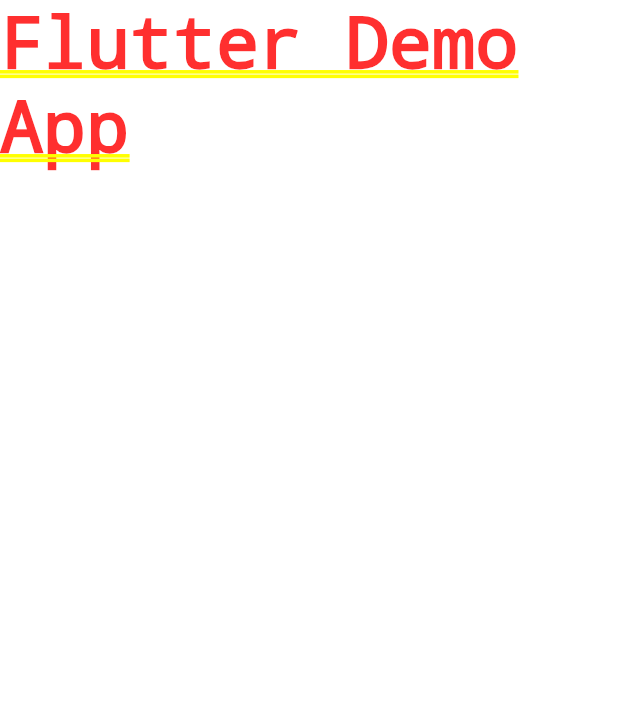
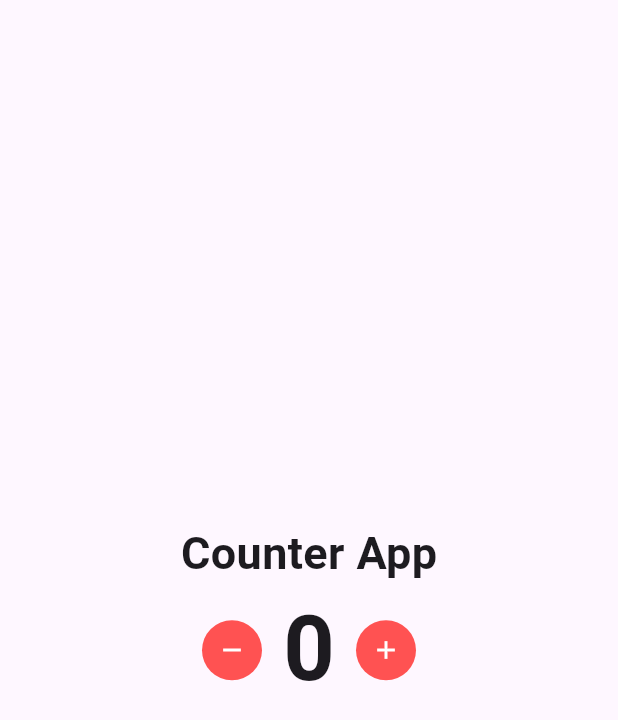
Before and after one commit to iradukunda12/Counter_app, a Flutter app: the screen it shows after launch, on a phone screen of 412 x 824 dp. Shown: the top 720 px of the screen. Run offline on Flutter 3.47's test engine with Material 3 defaults, Android fonts, the phone set to English and light mode, and no system bars; our stand-ins replace flutter_bloc.

Commit message:
feat:implemennted the counter app state change using bloc make the counter app finished

```diff
--- /dev/null
+++ b/lib/counter/cubit/counter_cubit.dart
@@ -0,0 +1,16 @@
+import 'package:flutter_bloc/flutter_bloc.dart';
+
+class CounterCubit extends Cubit<int> {
+  CounterCubit(super.initialState);
+
+  void increment() {
+    emit(state + 1);
+  }
+
+  void decrement() {
+    if (state == 0) {
+      return;
+    }
+    emit(state - 1);
+  }
+}
--- /dev/null
+++ b/lib/counter/cubit/counter_page.dart
@@ -0,0 +1,16 @@
+import 'package:counter_app/counter/cubit/counter_cubit.dart';
+import 'package:counter_app/counter/home.dart';
+import 'package:flutter/material.dart';
+import 'package:flutter_bloc/flutter_bloc.dart';
+
+class CounterPage extends StatelessWidget {
+  const CounterPage({super.key});
+
+  @override
+  Widget build(BuildContext context) {
+    return BlocProvider(
+      create: (context) => CounterCubit(0),
+      child: HomeCounter(),
+    );
+  }
+}
--- /dev/null
+++ b/lib/counter/home.dart
@@ -0,0 +1,75 @@
+import 'package:counter_app/counter/cubit/counter_cubit.dart';
+import 'package:flutter/material.dart';
+import 'package:flutter_bloc/flutter_bloc.dart';
+
+class HomeCounter extends StatefulWidget {
+  const HomeCounter({super.key});
+
+  @override
+  State<HomeCounter> createState() => _HomeCounterState();
+}
+
+class _HomeCounterState extends State<HomeCounter> {
+  @override
+  Widget build(BuildContext context) {
+    return Scaffold(
+      body: Column(
+        mainAxisAlignment: MainAxisAlignment.center,
+        children: [
+          Text(
+            "Counter App",
+            style: TextStyle(
+              fontSize: 30,
+              fontWeight: FontWeight.bold,
+            ),
+          ),
+          Row(
+            mainAxisAlignment: MainAxisAlignment.center,
+            children: [
+              IconButton(
+                icon: Icon(Icons.remove),
+                iconSize: 20,
+                style: IconButton.styleFrom(
+                  backgroundColor: Colors.redAccent,
+                  foregroundColor: Colors.white,
+                ),
+                tooltip: 'Decrement',
+                onPressed: () {
+                  context.read<CounterCubit>().decrement();
+                },
+              ),
+              SizedBox(
+                width: 10,
+              ),
+              BlocBuilder<CounterCubit, int>(
+                builder: (context, state) {
+                  return Text(
+                    state.toString(),
+                    style: TextStyle(
+                      fontSize: 60,
+                      fontWeight: FontWeight.bold,
+                    ),
+                  );
+                },
+              ),
+              SizedBox(
+                width: 10,
+              ),
+              IconButton(
+                icon: Icon(Icons.add),
+                iconSize: 20,
+                style: IconButton.styleFrom(
+                  backgroundColor: Colors.redAccent,
+                  foregroundColor: Colors.white,
+                ),
+                onPressed: () {
+                  context.read<CounterCubit>().increment();
+                },
+              ),
+            ],
+          ),
+        ],
+      ),
+    );
+  }
+}
--- a/lib/main.dart
+++ b/lib/main.dart
@@ -1,3 +1,4 @@
+import 'package:counter_app/counter/cubit/counter_page.dart';
 import 'package:flutter/material.dart';
 
 void main() {
@@ -10,12 +11,13 @@ class MyApp extends StatelessWidget {
   @override
   Widget build(BuildContext context) {
     return MaterialApp(
+      debugShowCheckedModeBanner: false,
       title: 'Flutter Demo',
       theme: ThemeData(
         colorScheme: ColorScheme.fromSeed(seedColor: Colors.deepPurple),
         useMaterial3: true,
       ),
-      home: Text("Flutter Demo App"),
+      home: CounterPage(),
     );
   }
 }
--- a/pubspec.yaml
+++ b/pubspec.yaml
@@ -34,6 +34,7 @@ dependencies:
   # The following adds the Cupertino Icons font to your application.
   # Use with the CupertinoIcons class for iOS style icons.
   cupertino_icons: ^1.0.8
+  flutter_bloc: ^9.1.0
 
 dev_dependencies:
   flutter_test:
```
Also changed, not shown: pubspec.lock.
